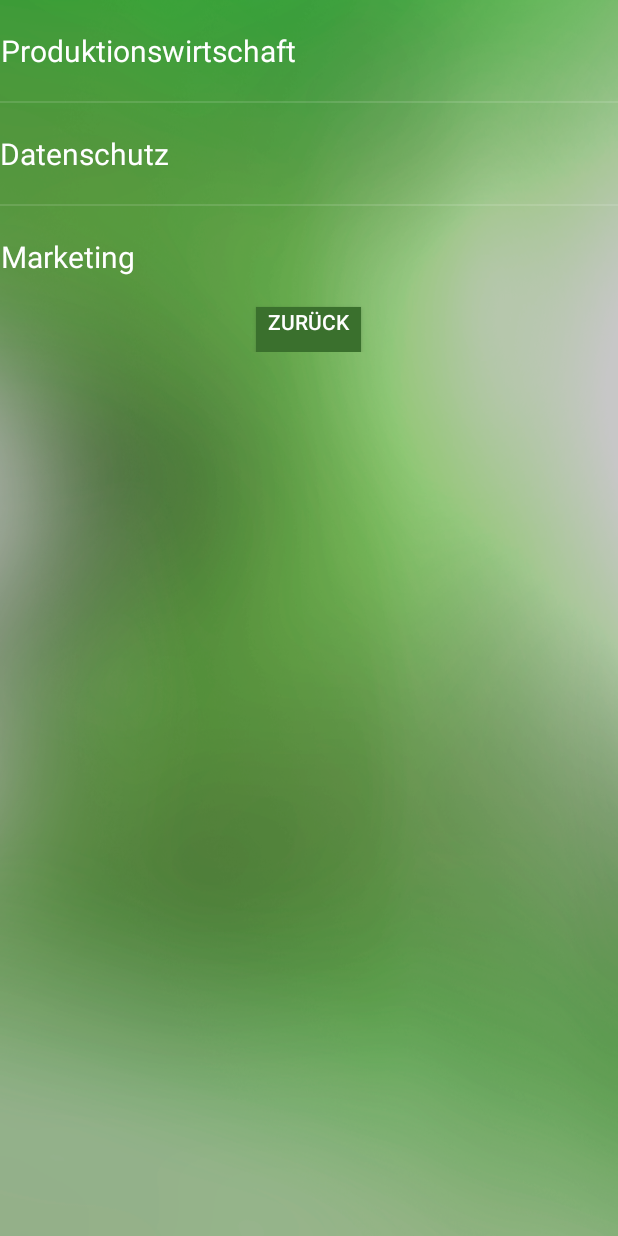
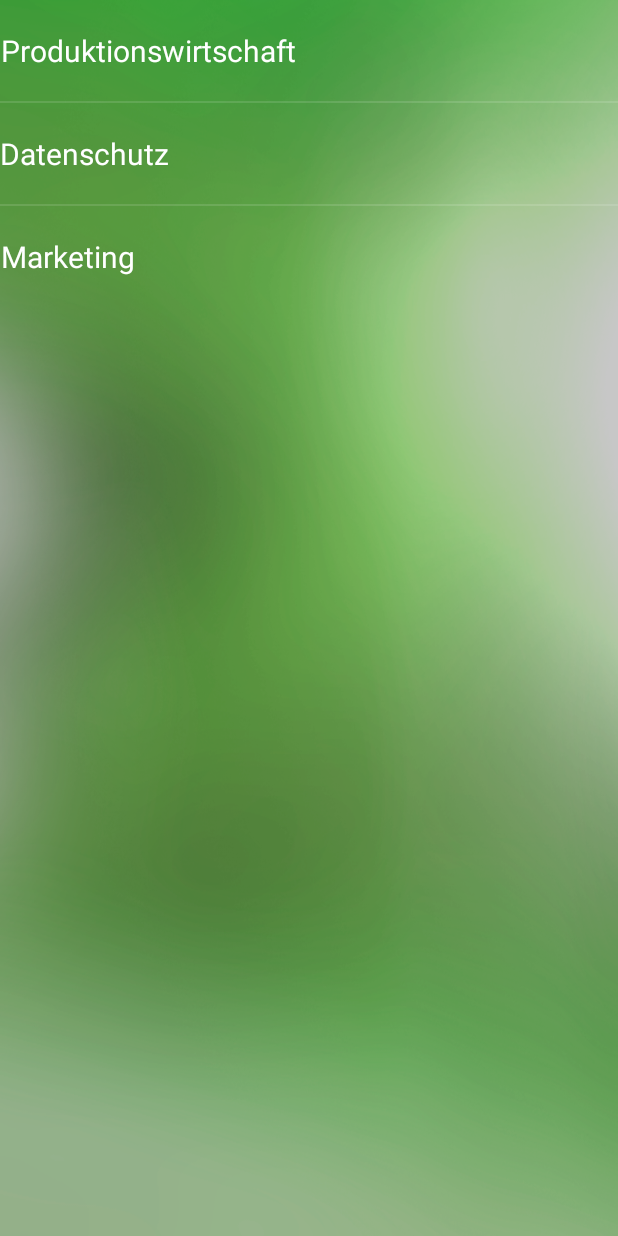
Before and after one commit to frickD/winki, an Android app: the screen it shows after launch (Main_Activity), after a tap on an icon or button, on a phone screen of 412 x 824 dp. Run offline under Robolectric (Android 15) with nearby library versions, the phone set to English and light mode, and no system bars.

Commit message:
Using the Android backbutton now

```diff
--- a/app/src/main/java/hochschule/winki/Main_Activity.java
+++ b/app/src/main/java/hochschule/winki/Main_Activity.java
@@ -10,6 +10,7 @@ import android.view.View;
 import android.view.Menu;
 import android.view.MenuItem;
 import android.widget.AdapterView;
+import android.widget.Button;
 import android.widget.LinearLayout;
 import android.widget.ListView;
 import android.widget.Toast;
@@ -22,7 +23,9 @@ public class Main_Activity extends AppCompatActivity {
     private HashMap<String, String> wikiTitleMap;
     public static String WikiTitleBundleKey = "wikiTitle";
     public static String ArticleTitleBundleKey = "Title";
-    LinearLayout searchLayout;
+    private LinearLayout searchLayout;
+    private boolean isBackOnSemester = true;
+    private String[] backArray;
 
     @Override
     protected void onCreate(Bundle savedInstanceState) {
@@ -32,6 +35,7 @@ public class Main_Activity extends AppCompatActivity {
         toolbar.setTitle("  ");
         setSupportActionBar(toolbar);
         searchLayout = (LinearLayout) findViewById(R.id.search_layout);
+
 
         FloatingActionButton fab = (FloatingActionButton) findViewById(R.id.fab);
         fab.setOnClickListener(new View.OnClickListener() {
@@ -118,12 +122,14 @@ public class Main_Activity extends AppCompatActivity {
     }
 
     private void openList(final String[] givenSubject) {
+        this.backArray = givenSubject;
         List adapter = setListView(givenSubject);
         lv.setOnItemClickListener(new AdapterView.OnItemClickListener() {
             @Override
             public void onItemClick(AdapterView<?> parent, View view, int position, long id) {
                 Toast.makeText(getApplicationContext(), givenSubject[position], Toast.LENGTH_SHORT).show();
                 openSubject(objectMap.get(givenSubject[position]));
+                isBackOnSemester = false;
             }
         });
         lv.setAdapter(adapter);
@@ -152,7 +158,14 @@ public class Main_Activity extends AppCompatActivity {
         return adapter;
     }
 
-    public void onBack(View view) {
-        setContentView(R.layout.activity_main);
+    @Override
+    public void onBackPressed() {
+        if(this.isBackOnSemester) {
+            setContentView(R.layout.activity_main);
+        }
+        else{
+            openList(backArray);
+            isBackOnSemester = true;
+        }
     }
 }
--- a/app/src/main/res/layout/list.xml
+++ b/app/src/main/res/layout/list.xml
@@ -17,14 +17,5 @@
             android:id="@+id/listview"
             android:layout_width="wrap_content"
             android:layout_height="wrap_content"></ListView>
-
-        <Button
-            android:onClick="onBack"
-            android:layout_gravity="center_horizontal"
-            android:gravity="center_horizontal"
-            android:layout_width="70dp"
-            android:layout_height="30dp"
-            android:background="@color/colorAccent"
-            android:text="Zurück"/>
     </LinearLayout>
 </android.support.design.widget.CoordinatorLayout>
--- a/app/src/main/res/values/strings.xml
+++ b/app/src/main/res/values/strings.xml
@@ -1,4 +1,5 @@
 <resources>
+    <item name="backButton" type="id"/>
     <string name="app_name">Winki</string>
     <string name="large_text">
         "Material is the metaphor.\n\n"
```
Also changed, not shown: app/src/main/res/layout/item.xml (deleted, +0 -33 lines).
